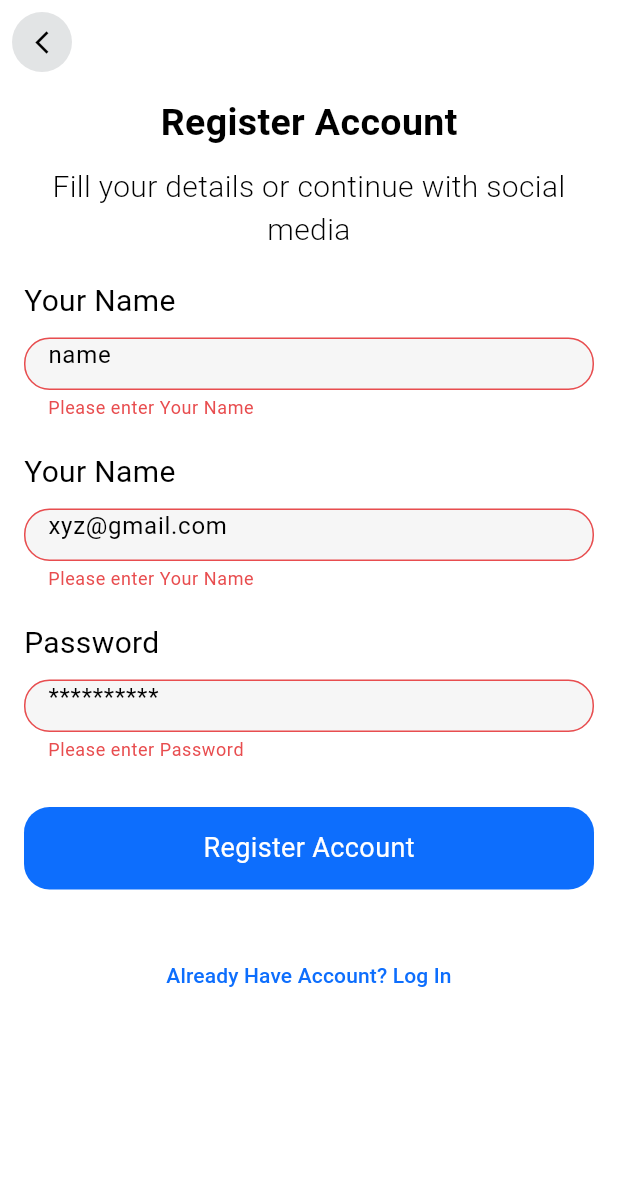
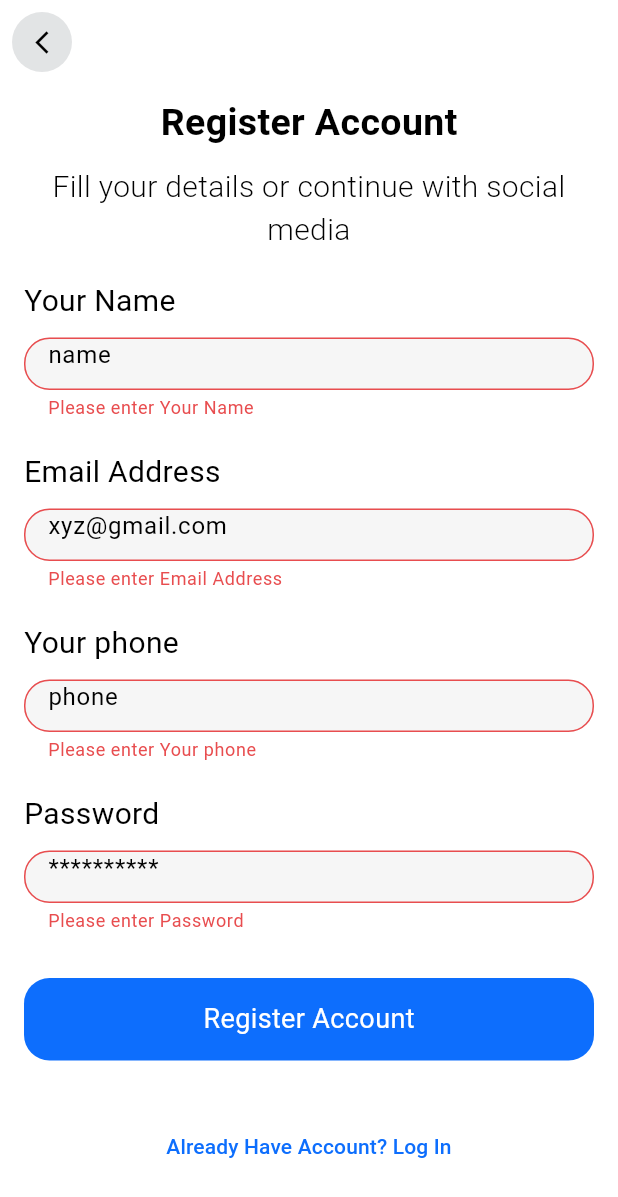
Before and after one commit to houssamaziez/Are-you-here-app, a Flutter app: the ScreenRegister screen opened directly, after a tap on "Register Account", on a phone screen of 412 x 824 dp. Shown: the top 1197 px of the screen. Run offline on Flutter 3.47's test engine with Material 3 defaults, Android fonts, the phone set to English and light mode, and no system bars; our stand-ins replace connectivity_plus, get, get_storage; missing offline and left inert: bottom_bar_matu, dart_ping; accounts and stored records are empty.

```diff
--- a/lib/App/Controller/myappcontroller.dart
+++ b/lib/App/Controller/myappcontroller.dart
@@ -43,17 +43,13 @@ class MyAppController extends ChangeNotifier {
         if (event.response!.time!.inMilliseconds > 999) {
           pingtime = 999;
           notifyListeners();
-          print(pingtime);
         } else {
           pingtime = event.response!.time!.inMilliseconds;
           notifyListeners();
-          print(" message : ${pingtime}");
         }
       } catch (e) {
         pingtime = 999;
         notifyListeners();
-        print('Error: $pingtime');
-        print('Stack Trace: error');
       }
     });
   }
--- a/lib/App/Service/Api/Bdd/utilsbdd.dart
+++ b/lib/App/Service/Api/Bdd/utilsbdd.dart
@@ -8,7 +8,7 @@ import 'package:http/http.dart' as http;
 class UtilsBdd {
   static var client = http.Client();
   static var headers = {"Content-Type": "application/json"};
-  static Future<http.Response> post(Uri url, Map<String, String> map) {
+  static Future<http.Response> post(Uri url, Map<String, dynamic> map) {
     return client.post(url, headers: headers, body: jsonEncode(map));
   }
 
--- a/lib/App/Service/Api/Function/api_operations.dart
+++ b/lib/App/Service/Api/Function/api_operations.dart
@@ -25,13 +25,15 @@ class ApiOperation extends ChangeNotifier {
   Future register(
       {required String name,
       required String email,
+      required int phone,
       required String password,
       required BuildContext context}) async {
     isloadingAuth = true;
     notifyListeners();
-    Map<String, String> data = {
+    Map<String, dynamic> data = {
       'name': name,
       'email': email,
+      "phone": phone,
       'password': password,
     };
     try {
--- a/lib/App/View/Auth/Register Account/screenRegister.dart
+++ b/lib/App/View/Auth/Register Account/screenRegister.dart
@@ -26,10 +26,12 @@ class _ScreenRegisterState extends State<ScreenRegister> {
   final TextEditingController emailController = TextEditingController();
   final TextEditingController namelController = TextEditingController();
   final TextEditingController passwordController = TextEditingController();
+  final TextEditingController phoneController = TextEditingController();
   @override
   void dispose() {
     emailController.dispose();
     passwordController.dispose();
+
     super.dispose();
   }
 
@@ -80,7 +82,13 @@ class _ScreenRegisterState extends State<ScreenRegister> {
                             Textfildapp.myTextfilde(
                                 controller: emailController,
                                 hin: 'xyz@gmail.com',
-                                title: TextApp.yourName),
+                                title: TextApp.emailAddress),
+                            SizeApp.sizedboxh20,
+                            Textfildapp.myTextfilde(
+                                keyboardType: TextInputType.phone,
+                                controller: phoneController,
+                                hin: 'phone',
+                                title: TextApp.yourphone),
                             SizeApp.sizedboxh20,
                             Textfildapp.myTextfilde(
                                 controller: passwordController,
@@ -103,18 +111,20 @@ class _ScreenRegisterState extends State<ScreenRegister> {
                                           await AuthController()
                                               .register(
                                                   context: context,
+                                                  phone: int.parse(
+                                                      phoneController.text),
                                                   name: namelController.text,
                                                   email: emailController.text,
                                                   password:
                                                       passwordController.text)
                                               .then((value) {
+                                            _controller.change(false);
                                             ApiOperation.getuserData(
                                               int.parse(userid.read('iduser')),
                                             ).then((value) => controllerMyAPP
                                                 .updateData(value));
-
-                                            return _controller.change(false);
                                           });
+                                          _controller.change(false);
                                         }
                                       }
                                     : () {}),
--- a/lib/App/View/Home/home.dart
+++ b/lib/App/View/Home/home.dart
@@ -1,3 +1,5 @@
+import 'package:app/App/Service/Api/Function/PostFunction/getdata.dart';
+
 import 'import_home.dart';
 
 class Home extends StatefulWidget {
@@ -24,6 +26,9 @@ class _HomeState extends State<Home> {
   @override
   Widget build(BuildContext context) {
     return Scaffold(
+        floatingActionButton: FloatingActionButton(onPressed: () {
+          GetDataPost.getall_post_user(id_user: 1.toString());
+        }),
         bottomNavigationBar: const MyBottomBar(),
         key: _scaffoldKey,
         appBar: myAppBar(
--- a/lib/App/util/Const/text_app.dart
+++ b/lib/App/util/Const/text_app.dart
@@ -12,6 +12,7 @@ class TextApp {
   static const String signInwithGoogle = "Sign In with Google";
   static const String newUsCreateaccount = "New User? Create Account";
   static const String yourName = "Your Name";
+  static const String yourphone = "Your phone";
   static const String alreHaAccount = "Already Have Account? Log In";
   static const String signup = "Sign up";
   static const String loading = "Loading ...";
--- a/lib/App/util/Size/dimensions.dart
+++ b/lib/App/util/Size/dimensions.dart
@@ -34,7 +34,7 @@ class SizeApp {
 
   static double widthmobile(
     context, {
-    int size = 1,
+    double size = 1,
   }) {
     return MediaQuery.of(context).size.width * size;
   }
--- a/lib/main.dart
+++ b/lib/main.dart
@@ -1,5 +1,7 @@
 import 'package:app/App/Controller/homeController.dart';
 import 'package:app/App/Controller/myappcontroller.dart';
+import 'package:app/App/Service/Api/Bdd/local/auth.dart';
+import 'package:app/App/Service/Api/Function/PostFunction/getdata.dart';
 import 'package:app/App/Service/Api/Function/api_operations.dart';
 import 'package:app/App/myapp.dart';
 import 'package:flutter/material.dart';
```
Also changed, not shown: lib/App/Model/post.dart (added, +52 -0 lines), lib/App/Service/Api/Function/PostFunction/getdata.dart (added, +30 -0 lines), lib/App/Service/Api/Function/PostFunction/listpost.dart (added, +40 -0 lines), lib/App/Service/Api/Function/show_data.dart (+38 -0 lines), lib/App/View/Auth/Sign in/screensignin.dart (+3 -7 lines), lib/App/View/Widgets/cardpost.dart (added, +18 -0 lines), lib/App/View/Widgets/myDrawer.dart (+8 -3 lines).
